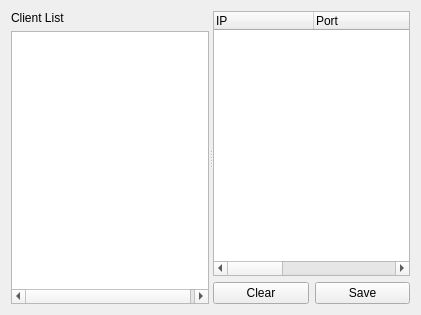
First picture: the form in chatserverform.ui, repository KimYooseon/osstempj, before the edit.
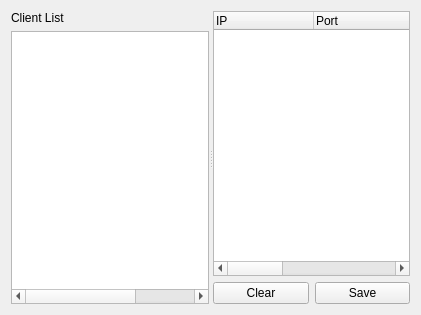
Second picture: the form after the edit.

What changed in the file:
```diff
--- a/chatserverform.ui
+++ b/chatserverform.ui
@@ -49,6 +49,11 @@
            <string>Name</string>
           </property>
          </column>
+         <column>
+          <property name="text">
+           <string>Status2</string>
+          </property>
+         </column>
         </widget>
        </item>
        <item>
```
